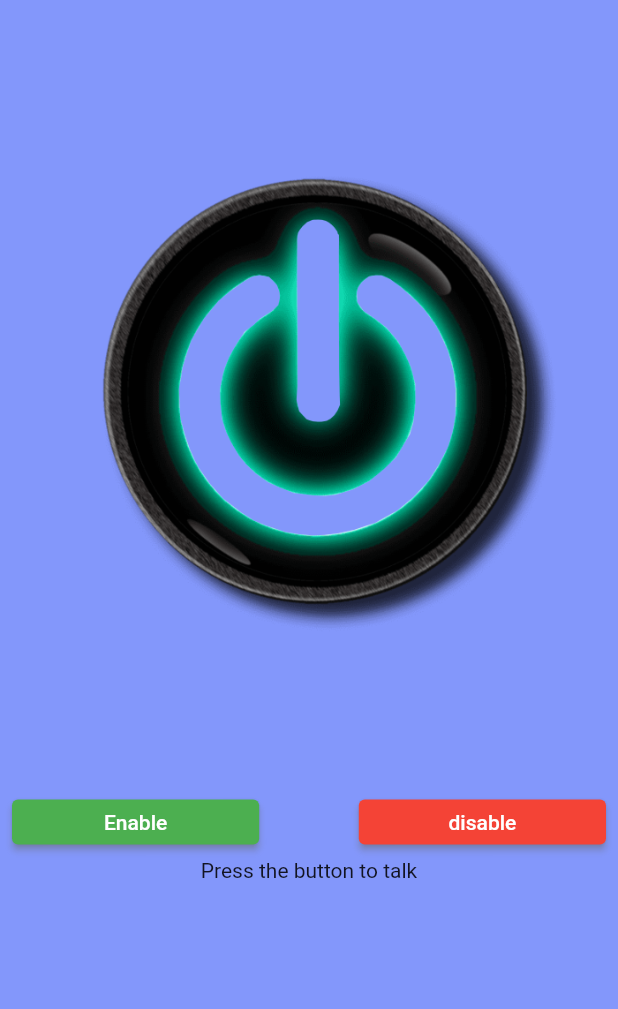
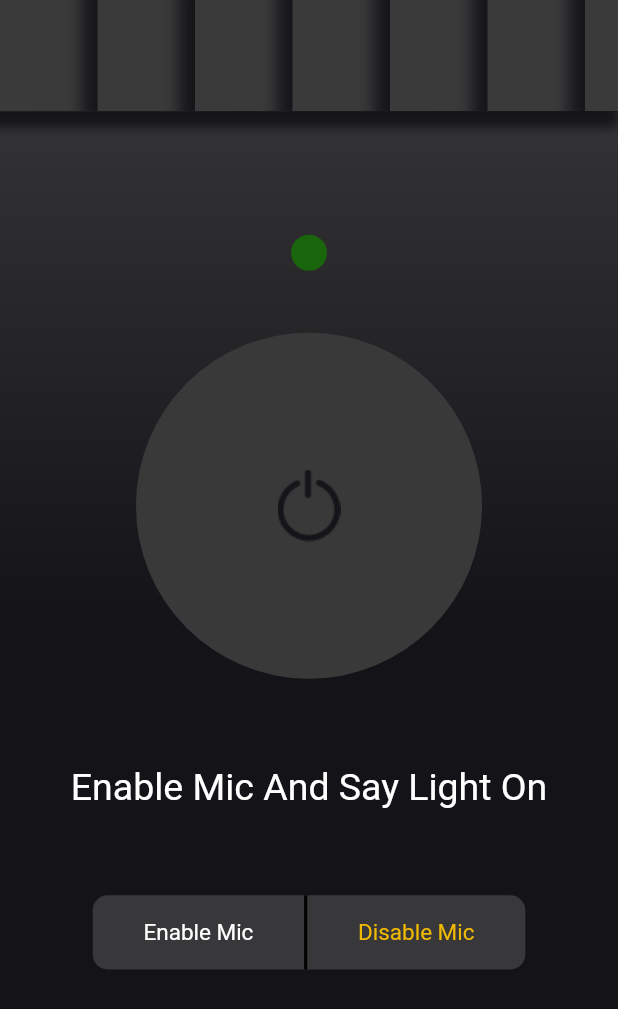
Before and after one commit to hridoycse197/flash, a Flutter app: the screen it shows after launch, on a phone screen of 412 x 824 dp. Shown: the top 1009 px of the screen. Run offline on Flutter 3.47's test engine with Material 2 defaults, Android fonts, the light colour scheme and no system bars; our stand-ins replace speech_to_text; missing offline and left inert: torch_light.

Commit message:
final touch

```diff
--- a/lib/home_page.dart
+++ b/lib/home_page.dart
@@ -1,6 +1,4 @@
 import 'package:flutter/material.dart';
-import 'package:flutter_background/flutter_background.dart';
-import 'package:flutter_background_service/flutter_background_service.dart';
 import 'package:speech_to_text/speech_to_text.dart' as stt;
 import 'package:torch_light/torch_light.dart';
 
@@ -13,10 +11,10 @@ class _HomePageState extends State<HomePage> with WidgetsBindingObserver {
   bool checkTourch = true;
   stt.SpeechToText? _speech;
   bool isListening = false;
-  String showText = 'Press the button to talk';
+  String showText = 'Enable Mic And Say Light On';
   bool isFlashon = false;
 
-  final service = FlutterBackgroundService();
+  // final service = FlutterBackgroundService();
   //bg
 
   String result = "Say something!";
@@ -24,39 +22,53 @@ class _HomePageState extends State<HomePage> with WidgetsBindingObserver {
   String confirmationReply = "";
   String voiceReply = "";
   bool isbg = false;
+
+  bool _enabled = false;
+  bool _enabled1 = false;
+  int _status = 0;
+  List<DateTime> _events = [];
   @override
   initState() {
     WidgetsBinding.instance.addObserver(this);
     _speech = stt.SpeechToText();
-    initializeService();
+    // initializeService();
+
     setState(() {
       if (mounted) isListening = true;
     });
 
-    FlutterBackground.initialize(androidConfig: androidConfig);
+    //FlutterBackground.initialize(androidConfig: androidConfig);
     super.initState();
   }
 
-  Future<void> initializeService() async {
-    service.startService();
-  }
+  // Future<void> initializeService() async {
+  //  service.startService();
+  // }
 
   final String accessKey = "..."; // your Picovoice AccessKey
 
-  final androidConfig = const FlutterBackgroundAndroidConfig(
-    notificationTitle: "TourchLight",
-    notificationText: "App running in the background",
-    notificationImportance: AndroidNotificationImportance.Max,
-    notificationIcon: AndroidResource(
-        name: 'background_icon',
-        defType: 'drawable'), // Default is ic_launcher from folder mipmap
-  );
+  // final androidConfig = const FlutterBackgroundAndroidConfig(
+  //   notificationTitle: "TourchLight",
+  //   notificationText: "App running in the background",
+  //   notificationImportance: AndroidNotificationImportance.Max,
+  //   notificationIcon: AndroidResource(
+  //       name: 'background_icon',
+  //       defType: 'drawable'), // Default is ic_launcher from folder mipmap
+  // );
 
   @override
   Widget build(BuildContext context) {
     return Scaffold(
-      backgroundColor: Color(0xff072ff7).withOpacity(0.5),
-      body: SafeArea(
+      body: Container(
+        height: MediaQuery.of(context).size.height,
+        width: MediaQuery.of(context).size.width,
+        decoration: const BoxDecoration(
+          gradient: LinearGradient(
+              colors: [Color(0xFF3A3A3B), Color(0xff141318)],
+              begin: Alignment.topCenter,
+              end: Alignment.center),
+        ),
+        child: SafeArea(
           child: FutureBuilder(
             future: _isTorchAvailable(context),
             builder: (context, AsyncSnapshot snapshot) {
@@ -64,66 +76,165 @@ class _HomePageState extends State<HomePage> with WidgetsBindingObserver {
                 child: Column(
                   children: [
                     Container(
-                      alignment: Alignment.center,
-                      height: MediaQuery.of(context).size.height - 300,
-                      width: MediaQuery.of(context).size.width,
-                      child: InkWell(
+                      decoration: const BoxDecoration(
+                          boxShadow: [
+                            BoxShadow(
+                                color: Color(0xff151519),
+                                offset: Offset(-4, 7),
+                                blurRadius: 5,
+                                blurStyle: BlurStyle.normal,
+                                spreadRadius: 4),
+                          ],
+                          gradient: LinearGradient(
+                              colors: [Color(0xff3A3A3B), Color(0xff141318)])),
+                      height: MediaQuery.of(context).size.height * 0.09,
+                      child: ListView.builder(
+                        scrollDirection: Axis.horizontal,
+                        itemCount: 20,
+                        itemBuilder: (context, index) => Container(
+                          width: 65,
+                          decoration: const BoxDecoration(
+                              color: Color(0xff3A3A3B),
+                              boxShadow: [
+                                BoxShadow(
+                                    color: Color(0xff151519),
+                                    offset: Offset(-.5, -.5),
+                                    blurRadius: 8,
+                                    blurStyle: BlurStyle.normal,
+                                    spreadRadius: 10),
+                              ]),
+                        ),
+                      ),
+                    ),
+                    SizedBox(
+                      height: MediaQuery.of(context).size.height * 0.1,
+                    ),
+                    !isFlashon
+                        ? const CircleAvatar(
+                            radius: 12,
+                            backgroundColor: Color(0xff19660C),
+                          )
+                        : const CircleAvatar(
+                            radius: 12,
+                            backgroundColor: Color(0xff34ED16),
+                          ),
+                    SizedBox(
+                      height: MediaQuery.of(context).size.height * 0.05,
+                    ),
+                    !isFlashon
+                        ? GestureDetector(
                             onTap: () {
                               setState(() {
+                                _enabled1 = false;
                                 isFlashon = !isFlashon;
                                 isFlashon
                                     ? _enableTorch(context)
                                     : _disableTorch(context);
                               });
                             },
-                        child: Image.asset(
-                          !isFlashon ? 'assets/t1.png' : 'assets/t.png',
-                          height: MediaQuery.of(context).size.height - 300,
-                          width: MediaQuery.of(context).size.width,
+                            child: Container(
+                                alignment: Alignment.center,
+                                height:
+                                    MediaQuery.of(context).size.height * 0.28,
+                                width: MediaQuery.of(context).size.width * 0.7,
+                                decoration: BoxDecoration(
+                                    shape: BoxShape.circle,
+                                    color: Color(0xff393939)),
+                                child: Image.asset('assets/off_button.png')),
+                          )
+                        : GestureDetector(
+                            onTap: () {
+                              setState(() {
+                                _enabled1 = false;
+                                isFlashon = !isFlashon;
+                                isFlashon
+                                    ? _enableTorch(context)
+                                    : _disableTorch(context);
+                              });
+                            },
+                            child: Container(
+                                alignment: Alignment.center,
+                                height:
+                                    MediaQuery.of(context).size.height * 0.28,
+                                width: MediaQuery.of(context).size.width * 0.7,
+                                decoration: const BoxDecoration(
+                                    shape: BoxShape.circle,
+                                    color: Color(0xff393939)),
+                                child: Image.asset('assets/light on.png')),
                           ),
-                      )),
-                  Padding(
-                    padding: const EdgeInsets.symmetric(horizontal: 8.0),
+                    SizedBox(
+                      height: MediaQuery.of(context).size.height * 0.07,
+                    ),
+                    Text(
+                      showText,
+                      style: TextStyle(color: Colors.white, fontSize: 25),
+                    ),
+                    SizedBox(
+                      height: MediaQuery.of(context).size.height * 0.07,
+                    ),
+                    Container(
+                      height: MediaQuery.of(context).size.width * .12,
+                      decoration: BoxDecoration(
+                        color: Color(0xff38373A),
+                        borderRadius: BorderRadius.circular(10),
+                      ),
+                      width: MediaQuery.of(context).size.width * .7,
                       child: Row(
-                      mainAxisAlignment: MainAxisAlignment.spaceBetween,
+                        mainAxisAlignment: MainAxisAlignment.spaceEvenly,
                         children: [
-                        ElevatedButton(
-                          style: ElevatedButton.styleFrom(
-                              elevation: 2,
-                              minimumSize: Size(
-                                MediaQuery.of(context).size.width / 2.5,
-                                30,
+                          GestureDetector(
+                            onTap: () async {
+                              setState(() {
+                                _enabled = true;
+                                isListening = true;
+                              });
+
+                              isListen();
+                            },
+                            child: Text(
+                              'Enable Mic',
+                              style: TextStyle(
+                                  color: !_enabled
+                                      ? Colors.white
+                                      : Color(0xff34ED16),
+                                  fontSize: 15),
                             ),
-                              backgroundColor: Colors.green,
-                              shadowColor: Colors.grey),
-                          onPressed: () async {
-                            FlutterBackground.enableBackgroundExecution();
-                            service.on(isListen());
-                          },
-                          child: Text('Enable'),
                           ),
-                        ElevatedButton(
-                          style: ElevatedButton.styleFrom(
-                              backgroundColor: Colors.red,
-                              shadowColor: Colors.grey,
-                              minimumSize: Size(
-                                  MediaQuery.of(context).size.width / 2.5, 30)),
-                          onPressed: () async {
-                            await FlutterBackground
-                                .disableBackgroundExecution();
+                          Container(
+                            color: Colors.black,
+                            width: 2,
+                            height: MediaQuery.of(context).size.width * .12,
+                          ),
+                          GestureDetector(
+                            onTap: () {
+                              setState(() {
+                                _enabled = false;
+                                _enabled1 = true;
+                                isListening = false;
+                                showText = 'Enable Mic And Say Light On';
+                              });
 
                               _speech!.stop();
                             },
-                          child: Text("disable"),
+                            child: Text(
+                              'Disable Mic',
+                              style: TextStyle(
+                                  color: _enabled
+                                      ? Color(0xffEFBA00)
+                                      : !_enabled1
+                                          ? Color(0xffEFBA00)
+                                          : Color(0xff34ED16),
+                                  fontSize: 15),
                             ),
+                          )
                         ],
                       ),
                     ),
-                  Text(showText)
                   ],
                 ),
               );
             },
+          ),
         ),
       ),
     );
@@ -161,7 +272,7 @@ class _HomePageState extends State<HomePage> with WidgetsBindingObserver {
         }),
       );
     }
-    if (FlutterBackground.isBackgroundExecutionEnabled) {
+    if (isListening == true) {
       isListen();
     } else {
       _speech!.stop();
--- a/lib/main.dart
+++ b/lib/main.dart
@@ -1,22 +1,20 @@
 import 'package:flutter/material.dart';
-import 'package:flutter_background/flutter_background.dart';
-import 'package:flutter_background_service/flutter_background_service.dart';
+import 'package:flutter/scheduler.dart';
 
 import 'home_page.dart';
 
 void main() async {
   WidgetsFlutterBinding.ensureInitialized();
+
   runApp(const MyApp());
 }
 
-
 class MyApp extends StatelessWidget {
   const MyApp({Key? key}) : super(key: key);
-
-  // This widget is the root of your application.
   @override
   Widget build(BuildContext context) {
     return MaterialApp(
+      debugShowCheckedModeBanner: false,
       title: 'Flutter Demo',
       theme: ThemeData(
         primarySwatch: Colors.blue,
--- a/pubspec.yaml
+++ b/pubspec.yaml
@@ -36,12 +36,10 @@ dependencies:
   # The following adds the Cupertino Icons font to your application.
   # Use with the CupertinoIcons class for iOS style icons.
   cupertino_icons: ^1.0.2
-  flutter_background: ^1.1.0
   speech_to_text: ^6.0.0
   torch_light: ^0.4.0
-  flutter_background_service: ^2.4.3
-  flutter_local_notifications: ^11.0.1
-  shared_preferences: ^2.0.15
+  workmanager: ^0.5.0
+
 
 dev_dependencies:
   flutter_test:
```
Also changed, not shown: assets/light on.png (added), assets/off_button.png (added), pubspec.lock, 5 other files. Lines whose indentation alone changed are shown as unchanged.
